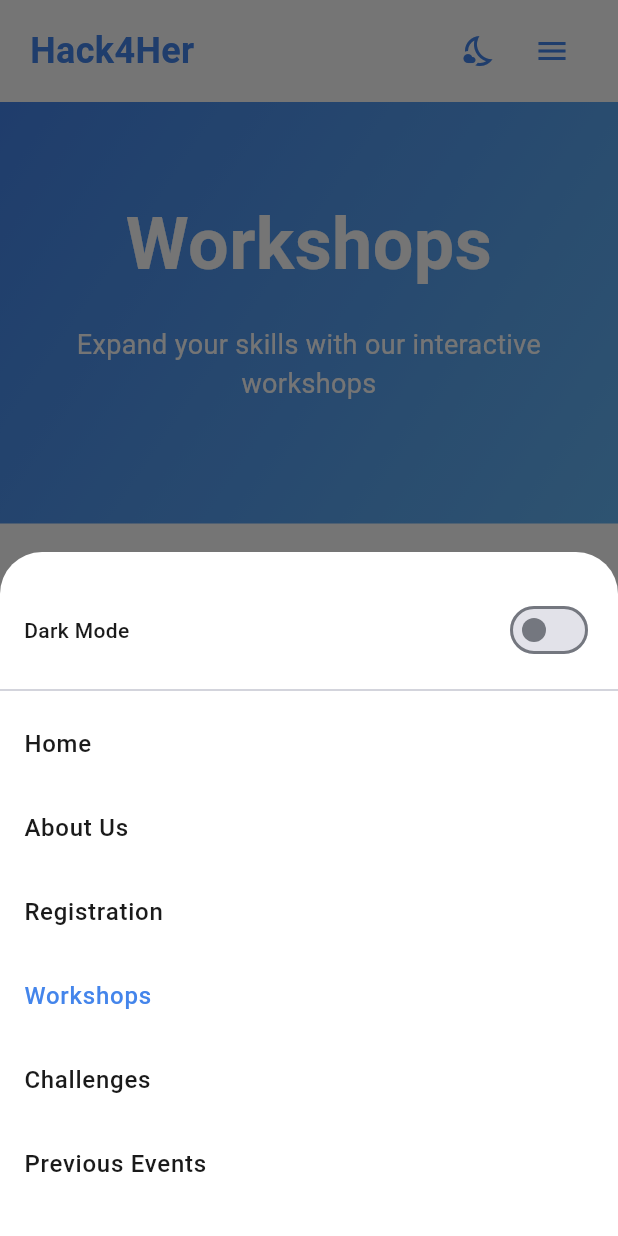
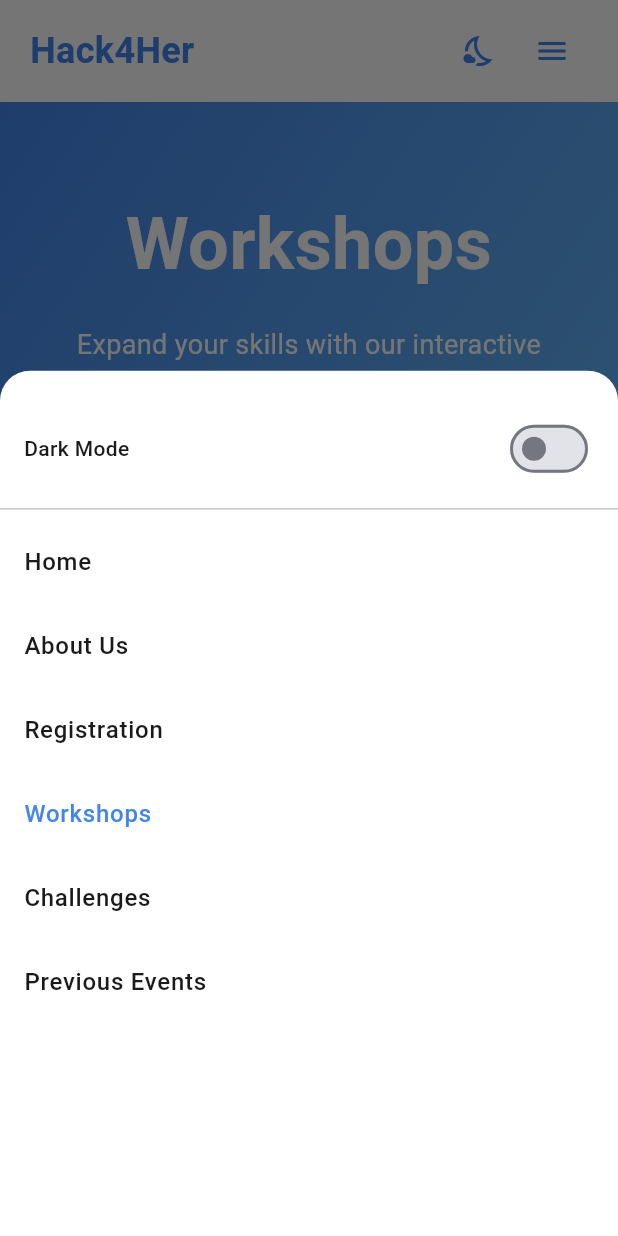
Before and after one commit to Hack4Her-NL/Hack4Her, a Flutter app: the WorkshopsScreen screen opened by its route, after a tap on the "menu" icon, on a phone screen of 412 x 824 dp. Run offline on Flutter 3.47's test engine with Material 3 defaults, Android fonts, the phone set to English and light mode, and no system bars; our stand-ins replace shared_preferences; accounts and stored records are empty.

Commit message:
Fix darkmode on workshop

```diff
--- a/lib/screens/workshops_screen.dart
+++ b/lib/screens/workshops_screen.dart
@@ -3,6 +3,7 @@ import '../constants/app_theme.dart';
 import '../utils/routes.dart';
 import '../widgets/page_layout.dart';
 import '../widgets/section_container.dart';
+import '../main.dart'; // Import for themeNotifier
 
 class WorkshopsScreen extends StatelessWidget {
   const WorkshopsScreen({super.key});
@@ -78,10 +79,17 @@ class WorkshopsScreen extends StatelessWidget {
           ),
 
           // Workshop registration
-          Container(
+          ValueListenableBuilder<ThemeMode>(
+            valueListenable: themeNotifier,
+            builder: (context, themeMode, _) {
+              final isDark = themeMode == ThemeMode.dark;
+
+              return Container(
                 width: double.infinity,
                 padding: const EdgeInsets.symmetric(vertical: 60, horizontal: 20),
-            decoration: AppTheme.gradientBackground,
+                decoration: isDark
+                    ? AppTheme.darkGradientBackground
+                    : AppTheme.gradientBackground,
                 child: Column(
                   children: [
                     const Text(
@@ -108,7 +116,7 @@ class WorkshopsScreen extends StatelessWidget {
                       margin: const EdgeInsets.symmetric(horizontal: 20),
                       padding: const EdgeInsets.all(20),
                       decoration: BoxDecoration(
-                    color: Colors.white.withOpacity(0.2),
+                        color: Colors.white.withAlpha(51), // Fix deprecated withOpacity
                         borderRadius: BorderRadius.circular(12),
                       ),
                       child: Column(
@@ -148,6 +156,8 @@ class WorkshopsScreen extends StatelessWidget {
                     ),
                   ],
                 ),
+              );
+            },
           ),
         ],
       ),
@@ -211,13 +221,22 @@ class WorkshopsScreen extends StatelessWidget {
   }
 
   Widget _buildDayTab(String text, {bool isSelected = false}) {
+    return ValueListenableBuilder<ThemeMode>(
+      valueListenable: themeNotifier,
+      builder: (context, themeMode, _) {
+        final isDark = themeMode == ThemeMode.dark;
+
         return Container(
           margin: const EdgeInsets.symmetric(horizontal: 5),
           child: ElevatedButton(
             onPressed: () {},
             style: ElevatedButton.styleFrom(
-          backgroundColor: isSelected ? Colors.white : Colors.white.withOpacity(0.2),
-          foregroundColor: isSelected ? AppTheme.primaryPurple : Colors.white,
+              backgroundColor: isSelected
+                  ? Colors.white
+                  : Colors.white.withAlpha(51), // 0.2 * 255 = 51
+              foregroundColor: isSelected
+                  ? (isDark ? AppTheme.darkPurple : AppTheme.primaryPurple)
+                  : Colors.white,
               padding: const EdgeInsets.symmetric(horizontal: 20, vertical: 12),
               shape: RoundedRectangleBorder(
                 borderRadius: BorderRadius.circular(20),
@@ -231,6 +250,8 @@ class WorkshopsScreen extends StatelessWidget {
               ),
             ),
           ),
+        );
+      },
     );
   }
 
@@ -247,13 +268,24 @@ class WorkshopsScreen extends StatelessWidget {
       workshopCount = '4';
     }
 
+    return ValueListenableBuilder<ThemeMode>(
+      valueListenable: themeNotifier,
+      builder: (context, themeMode, _) {
+        final isDark = themeMode == ThemeMode.dark;
+
         return Container(
           width: 150,
           height: 150,
           decoration: BoxDecoration(
-        color: Colors.grey.withOpacity(0.1),
+            color: isDark
+                ? AppTheme.darkSurface.withAlpha(128) // Semi-transparent in dark mode
+                : Colors.grey.withAlpha(26), // 0.1 * 255 = 25.5
             borderRadius: BorderRadius.circular(12),
-        border: Border.all(color: Colors.grey.withOpacity(0.3)),
+            border: Border.all(
+                color: isDark
+                    ? Colors.grey.withAlpha(77) // 0.3 * 255 = 76.5
+                    : Colors.grey.withAlpha(77)
+            ),
           ),
           child: Column(
             mainAxisAlignment: MainAxisAlignment.center,
@@ -261,14 +293,17 @@ class WorkshopsScreen extends StatelessWidget {
               Icon(
                 icon,
                 size: 50,
-            color: AppTheme.primaryPurple,
+                color: isDark
+                    ? AppTheme.primaryPurple
+                    : AppTheme.primaryBlue,
               ),
               const SizedBox(height: 10),
               Text(
                 title,
-            style: const TextStyle(
+                style: TextStyle(
                   fontSize: 18,
                   fontWeight: FontWeight.bold,
+                  color: isDark ? Colors.white : AppTheme.textDark,
                 ),
               ),
               const SizedBox(height: 5),
@@ -276,11 +311,13 @@ class WorkshopsScreen extends StatelessWidget {
                 '$workshopCount Workshops',
                 style: TextStyle(
                   fontSize: 14,
-              color: Colors.grey[700],
+                  color: isDark ? Colors.grey[400] : Colors.grey[700],
                 ),
               ),
             ],
           ),
+        );
+      },
     );
   }
 
@@ -354,12 +391,19 @@ class _WorkshopItem extends StatelessWidget {
 
   @override
   Widget build(BuildContext context) {
+    return ValueListenableBuilder<ThemeMode>(
+      valueListenable: themeNotifier,
+      builder: (context, themeMode, _) {
+        final isDark = themeMode == ThemeMode.dark;
+
         return Container(
           width: double.infinity,
           margin: const EdgeInsets.only(bottom: 15),
           padding: const EdgeInsets.all(20),
           decoration: BoxDecoration(
-        color: Colors.white.withOpacity(0.2),
+            color: isDark
+                ? AppTheme.darkSurface.withAlpha(128)
+                : Colors.white.withAlpha(51), // 0.2 * 255 = 51
             borderRadius: BorderRadius.circular(12),
           ),
           child: Column(
@@ -381,15 +425,15 @@ class _WorkshopItem extends StatelessWidget {
                   Container(
                     padding: const EdgeInsets.symmetric(horizontal: 10, vertical: 5),
                     decoration: BoxDecoration(
-                  color: Colors.white.withOpacity(0.3),
+                      color: Colors.white.withAlpha(77), // 0.3 * 255 = 76.5
                       borderRadius: BorderRadius.circular(15),
                     ),
                     child: Text(
                       category,
                       style: const TextStyle(
                         fontSize: 12,
+                        fontWeight: FontWeight.bold,
                         color: Colors.white,
-                    fontWeight: FontWeight.bold,
                       ),
                     ),
                   ),
@@ -398,10 +442,8 @@ class _WorkshopItem extends StatelessWidget {
               const SizedBox(height: 10),
               Row(
                 children: [
-              const Icon(Icons.person, color: Colors.white, size: 16),
-              const SizedBox(width: 5),
                   Text(
-                presenter,
+                    'Presenter: $presenter',
                     style: const TextStyle(
                       fontSize: 14,
                       color: Colors.white,
@@ -411,9 +453,8 @@ class _WorkshopItem extends StatelessWidget {
               ),
               const SizedBox(height: 5),
               Row(
+                mainAxisAlignment: MainAxisAlignment.spaceBetween,
                 children: [
-              const Icon(Icons.access_time, color: Colors.white, size: 16),
-              const SizedBox(width: 5),
                   Text(
                     time,
                     style: const TextStyle(
@@ -421,13 +462,6 @@ class _WorkshopItem extends StatelessWidget {
                       color: Colors.white,
                     ),
                   ),
-            ],
-          ),
-          const SizedBox(height: 5),
-          Row(
-            children: [
-              const Icon(Icons.location_on, color: Colors.white, size: 16),
-              const SizedBox(width: 5),
                   Text(
                     location,
                     style: const TextStyle(
@@ -440,5 +474,7 @@ class _WorkshopItem extends StatelessWidget {
             ],
           ),
         );
+      },
+    );
   }
 }
--- a/lib/widgets/app_nav_bar.dart
+++ b/lib/widgets/app_nav_bar.dart
@@ -56,7 +56,12 @@ class AppNavBar extends StatelessWidget {
                   const ThemeToggle(),
 
                   if (isMobile)
-                    IconButton(
+                    Theme(
+                      data: Theme.of(context).copyWith(
+                        splashColor: Colors.transparent,
+                        highlightColor: Colors.transparent,
+                      ),
+                      child: IconButton(
                         icon: Icon(
                           Icons.menu,
                           color: isDark
@@ -66,6 +71,7 @@ class AppNavBar extends StatelessWidget {
                         onPressed: () {
                           _showMobileMenu(context);
                         },
+                      ),
                     )
                   else
                     Row(
@@ -112,14 +118,33 @@ class AppNavBar extends StatelessWidget {
 
     showModalBottomSheet(
       context: context,
-      backgroundColor: isDark ? AppTheme.darkSurface : Colors.white,
+      backgroundColor: Colors.transparent,
+      isScrollControlled: true, // Makes it taller to fit all items
       builder: (context) => StatefulBuilder(
         builder: (context, setState) {
-          // Use StatefulBuilder to rebuild when theme changes in the modal
+          // Capture the current theme mode at build time
           final isDarkMode = themeNotifier.value == ThemeMode.dark;
 
-          return Container(
+          return Material(
+            color: Colors.transparent, // Remove default splash color
+            child: Container(
               padding: const EdgeInsets.symmetric(vertical: 20),
+              // Set a fixed height to ensure all menu items are visible
+              height: MediaQuery.of(context).size.height * 0.7,
+              decoration: BoxDecoration(
+                color: isDarkMode ? AppTheme.darkSurface : Colors.white,
+                borderRadius: const BorderRadius.only(
+                  topLeft: Radius.circular(20),
+                  topRight: Radius.circular(20),
+                ),
+              ),
+              // Add animated theme transition
+              child: AnimatedTheme(
+                data: Theme.of(context).copyWith(
+                  splashColor: Colors.transparent,
+                  highlightColor: Colors.transparent,
+                ),
+                duration: const Duration(milliseconds: 300),
                 child: Column(
                   mainAxisSize: MainAxisSize.min,
                   children: [
@@ -151,7 +176,9 @@ class AppNavBar extends StatelessWidget {
                       ),
                     ),
                     const Divider(),
-                ...AppRoutes.navigationItems
+                    Expanded(
+                      child: ListView(
+                        children: AppRoutes.navigationItems
                             .map(
                               (item) => ListTile(
                                 title: Text(
@@ -171,9 +198,17 @@ class AppNavBar extends StatelessWidget {
                                   Navigator.pop(context); // Close the menu
                                   Navigator.pushNamed(context, item['route']!);
                                 },
+                                splashColor: Colors.transparent, // Remove splash
+                                hoverColor: Colors.transparent, // Remove hover effect
+                                tileColor: Colors.transparent, // Remove background color
+                              ),
+                            )
+                            .toList(),
                       ),
                     ),
                   ],
+                ),
+              ),
             ),
           );
         },
```
Lines whose indentation alone changed are shown as unchanged.
